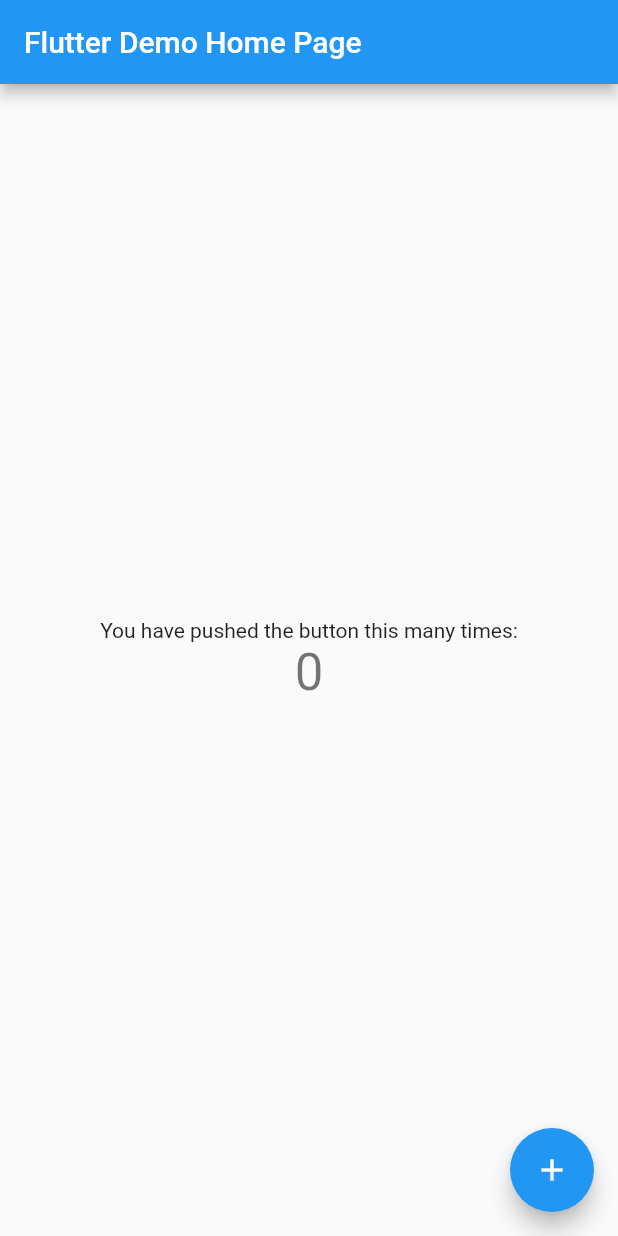
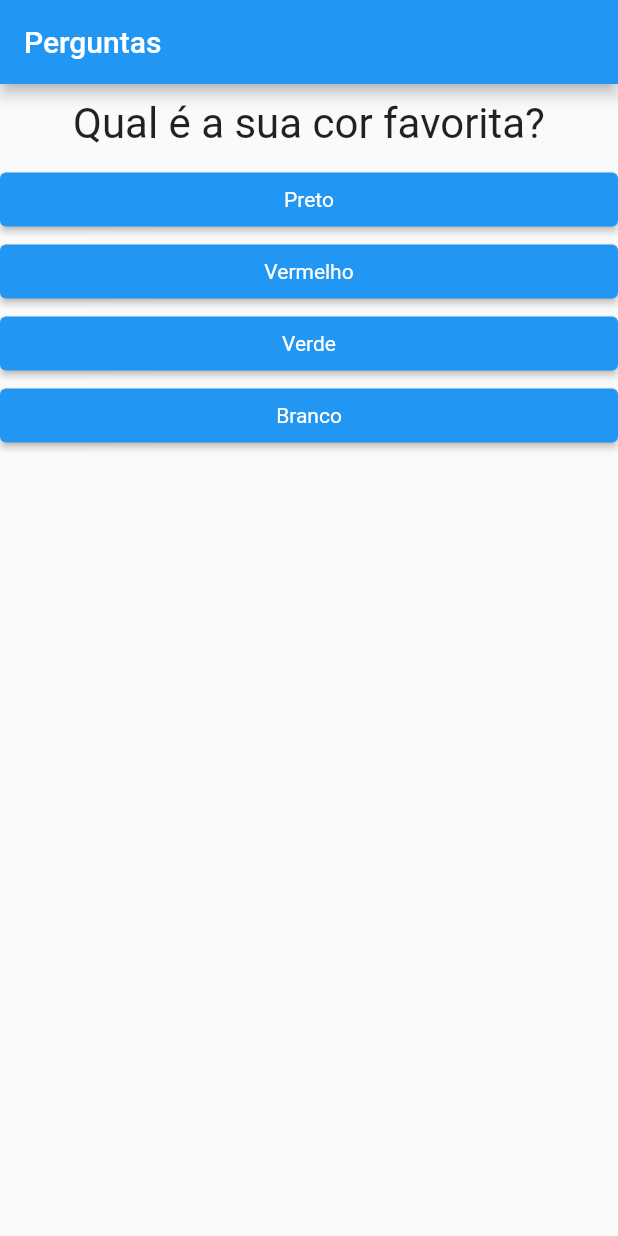
Before and after one commit to camposFabio/udemy_aprenda_flutter_desenvolva_apps_2022, a Flutter app: the screen it shows after launch, on a phone screen of 412 x 824 dp. Run offline on Flutter 3.47's test engine with Material 2 defaults, Android fonts, the phone set to English and light mode, and no system bars.

Commit message:
Noções básicas de flutter - final

```diff
--- a/projeto_perguntas/lib/main.dart
+++ b/projeto_perguntas/lib/main.dart
@@ -1,115 +1,113 @@
 import 'package:flutter/material.dart';
+import 'package:projeto_perguntas/questionario.dart';
+import 'package:projeto_perguntas/resultado.dart';
 
-void main() {
-  runApp(const MyApp());
+main() {
+  runApp(const PerguntaApp());
 }
 
-class MyApp extends StatelessWidget {
-  const MyApp({super.key});
+class PerguntaApp extends StatefulWidget {
+  const PerguntaApp({super.key});
 
-  // This widget is the root of your application.
   @override
-  Widget build(BuildContext context) {
-    return MaterialApp(
-      title: 'Flutter Demo',
-      theme: ThemeData(
-        // This is the theme of your application.
-        //
-        // Try running your application with "flutter run". You'll see the
-        // application has a blue toolbar. Then, without quitting the app, try
-        // changing the primarySwatch below to Colors.green and then invoke
-        // "hot reload" (press "r" in the console where you ran "flutter run",
-        // or simply save your changes to "hot reload" in a Flutter IDE).
-        // Notice that the counter didn't reset back to zero; the application
-        // is not restarted.
-        primarySwatch: Colors.blue,
-      ),
-      home: const MyHomePage(title: 'Flutter Demo Home Page'),
-    );
+  PerguntaAppState createState() {
+    return PerguntaAppState();
   }
 }
 
-class MyHomePage extends StatefulWidget {
-  const MyHomePage({super.key, required this.title});
+class PerguntaAppState extends State<PerguntaApp> {
+  int _perguntaSelecionada = 0;
+  int _pontuacaoTotal = 0;
 
-  // This widget is the home page of your application. It is stateful, meaning
-  // that it has a State object (defined below) that contains fields that affect
-  // how it looks.
+  final List<Map<String, Object>> _perguntas = const [
+    {
+      'texto': 'Qual é a sua cor favorita?',
+      'respostas': [
+        {'texto': 'Preto', 'pontuacao': 10},
+        {'texto': 'Vermelho', 'pontuacao': 5},
+        {'texto': 'Verde', 'pontuacao': 3},
+        {'texto': 'Branco', 'pontuacao': 1},
+      ]
+    },
+    {
+      'texto': 'Qual é o seu animal favorito?',
+      'respostas': [
+        {'texto': 'Coelho', 'pontuacao': 10},
+        {'texto': 'Cobra', 'pontuacao': 5},
+        {'texto': 'Elefante', 'pontuacao': 3},
+        {'texto': 'Leão', 'pontuacao': 1},
+      ]
+    },
+    {
+      'texto': 'Qual é o seu instrutor favorito?',
+      'respostas': [
+        {'texto': 'Maria', 'pontuacao': 10},
+        {'texto': 'João', 'pontuacao': 5},
+        {'texto': 'Leo', 'pontuacao': 3},
+        {'texto': 'Pedro', 'pontuacao': 1},
+      ]
+    }
+  ];
 
-  // This class is the configuration for the state. It holds the values (in this
-  // case the title) provided by the parent (in this case the App widget) and
-  // used by the build method of the State. Fields in a Widget subclass are
-  // always marked "final".
+  void _responder(int pontuacao) {
+    if (temPerguntaSelecionada) {
+      setState(() {
+        _perguntaSelecionada++;
+        _pontuacaoTotal += pontuacao;
+      });
+    }
+  }
 
-  final String title;
+  void _reiniciarQuestionario() {
+    setState(() {
+      _perguntaSelecionada = 0;
+      _pontuacaoTotal = 0;
+    });
+  }
 
-  @override
-  State<MyHomePage> createState() => _MyHomePageState();
-}
-
-class _MyHomePageState extends State<MyHomePage> {
-  int _counter = 0;
-
-  void _incrementCounter() {
-    setState(() {
-      // This call to setState tells the Flutter framework that something has
-      // changed in this State, which causes it to rerun the build method below
-      // so that the display can reflect the updated values. If we changed
-      // _counter without calling setState(), then the build method would not be
-      // called again, and so nothing would appear to happen.
-      _counter++;
-    });
+  bool get temPerguntaSelecionada {
+    return _perguntaSelecionada < _perguntas.length;
   }
 
   @override
   Widget build(BuildContext context) {
-    // This method is rerun every time setState is called, for instance as done
-    // by the _incrementCounter method above.
-    //
-    // The Flutter framework has been optimized to make rerunning build methods
-    // fast, so that you can just rebuild anything that needs updating rather
-    // than having to individually change instances of widgets.
-    return Scaffold(
-      appBar: AppBar(
-        // Here we take the value from the MyHomePage object that was created by
-        // the App.build method, and use it to set our appbar title.
-        title: Text(widget.title),
+    // List<Widget> widgets = respostas
+    //     .map((t) => Resposta(texto: t, onPressed: _responder))
+    //     .toList();
+
+    // for (String textoResp in respostas) {
+    //   widgets.add(Resposta(
+    //     texto: textoResp,
+    //     onPressed: _responder,
+    //   ));
+    // }
+
+    return MaterialApp(
+      home: Scaffold(
+        appBar: AppBar(
+          title: const Text('Perguntas'),
+        ),
+        body: temPerguntaSelecionada
+            ? Questionario(
+                perguntas: _perguntas,
+                perguntaSelecionada: _perguntaSelecionada,
+                responder: _responder,
+              )
+            // Column(
+            //     children: <Widget>[
+            //       Questao(
+            //           texto:
+            //               _perguntas[_perguntaSelecionada]['texto'].toString()),
+            //       ...respostas
+            //           .map((t) => Resposta(texto: t, onPressed: _responder))
+            //           .toList(),
+            //     ],
+            //   )
+            : Resultado(
+                pontuacao: _pontuacaoTotal,
+                reiniciarQuestionario: _reiniciarQuestionario,
+              ),
       ),
-      body: Center(
-        // Center is a layout widget. It takes a single child and positions it
-        // in the middle of the parent.
-        child: Column(
-          // Column is also a layout widget. It takes a list of children and
-          // arranges them vertically. By default, it sizes itself to fit its
-          // children horizontally, and tries to be as tall as its parent.
-          //
-          // Invoke "debug painting" (press "p" in the console, choose the
-          // "Toggle Debug Paint" action from the Flutter Inspector in Android
-          // Studio, or the "Toggle Debug Paint" command in Visual Studio Code)
-          // to see the wireframe for each widget.
-          //
-          // Column has various properties to control how it sizes itself and
-          // how it positions its children. Here we use mainAxisAlignment to
-          // center the children vertically; the main axis here is the vertical
-          // axis because Columns are vertical (the cross axis would be
-          // horizontal).
-          mainAxisAlignment: MainAxisAlignment.center,
-          children: <Widget>[
-            const Text(
-              'You have pushed the button this many times:',
-            ),
-            Text(
-              '$_counter',
-              style: Theme.of(context).textTheme.headlineMedium,
-            ),
-          ],
-        ),
-      ),
-      floatingActionButton: FloatingActionButton(
-        onPressed: _incrementCounter,
-        tooltip: 'Increment',
-        child: const Icon(Icons.add),
-      ), // This trailing comma makes auto-formatting nicer for build methods.
     );
   }
 }
--- /dev/null
+++ b/projeto_perguntas/lib/questao.dart
@@ -0,0 +1,22 @@
+import 'package:flutter/material.dart';
+
+class Questao extends StatelessWidget {
+  const Questao({super.key, required this.texto});
+
+  final String texto;
+
+  @override
+  build(BuildContext context) {
+    return Container(
+      width: double.infinity,
+      margin: const EdgeInsets.all(10),
+      child: Text(
+        texto,
+        style: const TextStyle(
+          fontSize: 28,
+        ),
+        textAlign: TextAlign.center,
+      ),
+    );
+  }
+}
--- /dev/null
+++ b/projeto_perguntas/lib/questionario.dart
@@ -0,0 +1,41 @@
+import 'package:flutter/material.dart';
+import 'package:projeto_perguntas/questao.dart';
+import 'package:projeto_perguntas/resposta.dart';
+
+class Questionario extends StatelessWidget {
+  const Questionario({
+    super.key,
+    required this.perguntas,
+    required this.perguntaSelecionada,
+    required this.responder,
+  });
+
+  final List<Map<String, Object>> perguntas;
+  final void Function(int) responder;
+  final int perguntaSelecionada;
+
+  bool get temPerguntaSelecionada {
+    return perguntaSelecionada < perguntas.length;
+  }
+
+  @override
+  Widget build(BuildContext context) {
+    List<Map<String, Object>> respostas = temPerguntaSelecionada
+        ? perguntas[perguntaSelecionada].cast()['respostas']
+        : [];
+
+    return Column(
+      children: <Widget>[
+        Questao(texto: perguntas[perguntaSelecionada]['texto'].toString()),
+        ...respostas
+            .map(
+              (resp) => Resposta(
+                  texto: resp['texto'].toString(),
+                  onPressed: () =>
+                      responder(int.parse(resp['pontuacao'].toString()))),
+            )
+            .toList(),
+      ],
+    );
+  }
+}
--- /dev/null
+++ b/projeto_perguntas/lib/resposta.dart
@@ -0,0 +1,22 @@
+import 'package:flutter/material.dart';
+
+class Resposta extends StatelessWidget {
+  const Resposta({super.key, required this.texto, required this.onPressed});
+
+  final String texto;
+  final void Function() onPressed;
+
+  @override
+  Widget build(BuildContext context) {
+    return SizedBox(
+      width: double.infinity,
+      child: ElevatedButton(
+        style: ElevatedButton.styleFrom(
+            backgroundColor: Colors.blue,
+            textStyle: const TextStyle(color: Colors.white)),
+        onPressed: onPressed,
+        child: Text(texto),
+      ),
+    );
+  }
+}
--- /dev/null
+++ b/projeto_perguntas/lib/resultado.dart
@@ -0,0 +1,51 @@
+import 'package:flutter/material.dart';
+
+class Resultado extends StatelessWidget {
+  const Resultado({
+    super.key,
+    this.pontuacao = 0,
+    required this.reiniciarQuestionario,
+  });
+
+  final int pontuacao;
+  final void Function() reiniciarQuestionario;
+
+  String get fraseResultado {
+    if (pontuacao < 8) {
+      return 'Parabéns';
+    } else if (pontuacao < 12) {
+      return 'Você é bom';
+    } else if (pontuacao < 16) {
+      return 'Impressionante';
+    } else {
+      return 'Nível Jedi';
+    }
+  }
+
+  @override
+  Widget build(BuildContext context) {
+    return Column(
+      mainAxisAlignment: MainAxisAlignment.center,
+      children: [
+        Center(
+          child: Text(
+            fraseResultado,
+            style: const TextStyle(fontSize: 28),
+          ),
+        ),
+        TextButton(
+          onPressed: reiniciarQuestionario,
+          style: TextButton.styleFrom(
+            textStyle: const TextStyle(
+              color: Colors.blue,
+              fontSize: 18,
+            ),
+          ),
+          child: const Text(
+            'Reinicar',
+          ),
+        )
+      ],
+    );
+  }
+}
```
Also changed, not shown: projeto_perguntas/pubspec.lock, 2 other files.
